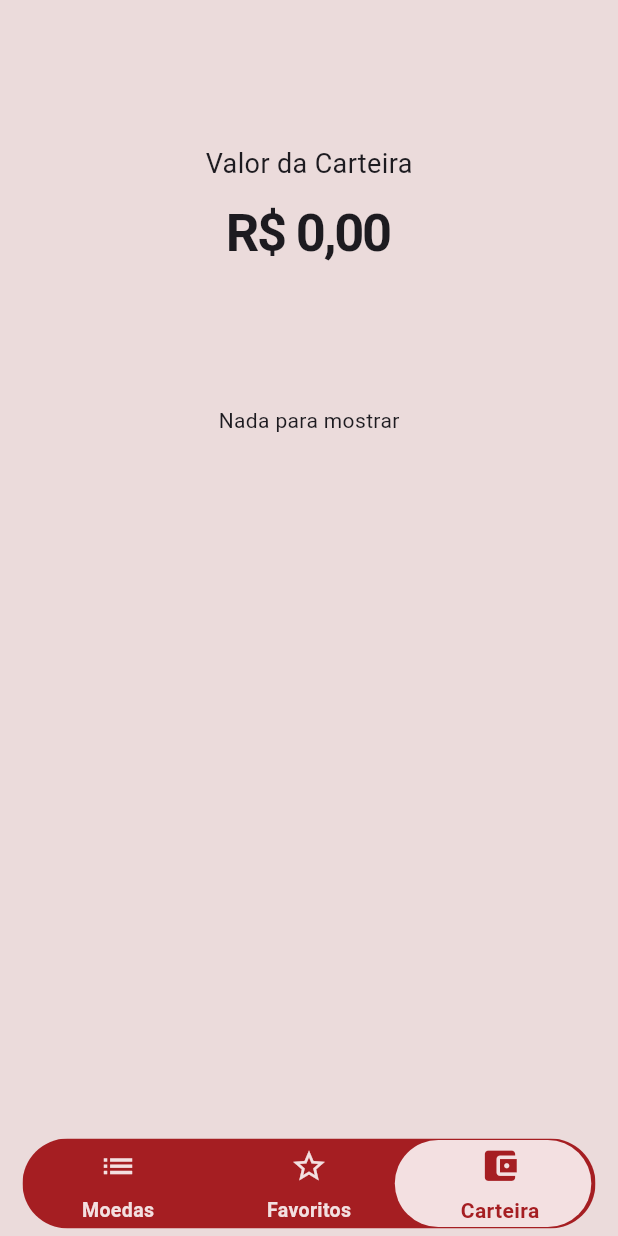
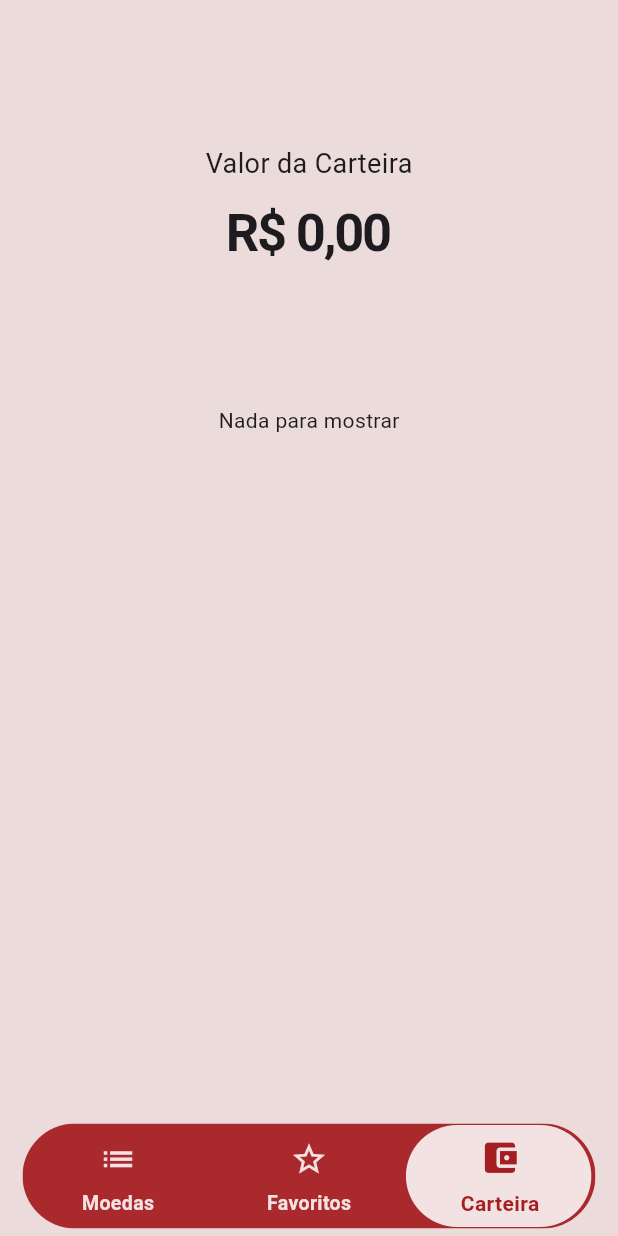
Before and after one commit to Tommy-jeff/crypto-quote, a Flutter app: the screen it shows after launch, swiped to page 3, on a phone screen of 412 x 824 dp. Run offline on Flutter 3.47's test engine with Material 3 defaults, Android fonts, the light colour scheme and no system bars; our stand-ins replace fl_chart, hive, hive_flutter, shared_preferences, sidebarx and 1 more; missing offline and left inert: dart:ffi; accounts and stored records are empty; statements that could not run were skipped.

Commit message:
chore: minor fixes

```diff
--- a/lib/pages/home_page.dart
+++ b/lib/pages/home_page.dart
@@ -33,6 +33,8 @@ class _HomePageState extends State<HomePage> {
 
   @override
   Widget build(BuildContext context) {
+    double navBarheight = 70.0;
+
     log("pagina atual: $paginaAtual");
     return Scaffold(
       extendBody: true,
@@ -74,29 +76,29 @@ class _HomePageState extends State<HomePage> {
             child: Stack(
               children: [
                 SizedBox(
-                  height: 60,
+                  height: navBarheight,
                   child: Stack(
                     children: [
                       Container(
-                        color: Const.tomato,
+                        color: Const.tomato.withAlpha(240),
                         width: MediaQuery.of(context).size.width,
                       ),
                       AnimatedPositioned(
                         duration: Duration(milliseconds: 250),
                         curve: Curves.easeOutQuart,
-                        height: 60,
+                        height: navBarheight,
                         left:
                             paginaAtual == 0
                                 ? 0
                                 : paginaAtual == 1
-                                ? MediaQuery.of(context).size.width * 0.30
+                                ? MediaQuery.of(context).size.width * 0.309
                                 : paginaAtual == 2
-                                ? MediaQuery.of(context).size.width * 0.60
+                                ? MediaQuery.of(context).size.width * 0.618
                                 : 0,
                         child: Padding(
                           padding: const EdgeInsets.all(1.0),
                           child: Container(
-                            width: MediaQuery.of(context).size.width * 0.318,
+                            width: MediaQuery.of(context).size.width * 0.3,
                             decoration: BoxDecoration(
                               color: Colors.white.withAlpha(220),
                               borderRadius: BorderRadius.all(Radius.circular(50)),
@@ -108,7 +110,7 @@ class _HomePageState extends State<HomePage> {
                   ),
                 ),
                 NavigationBar(
-                  height: 60,
+                  height: navBarheight,
                   animationDuration: Duration(milliseconds: 350),
                   indicatorColor: Colors.transparent,
                   selectedIndex: paginaAtual,
```
